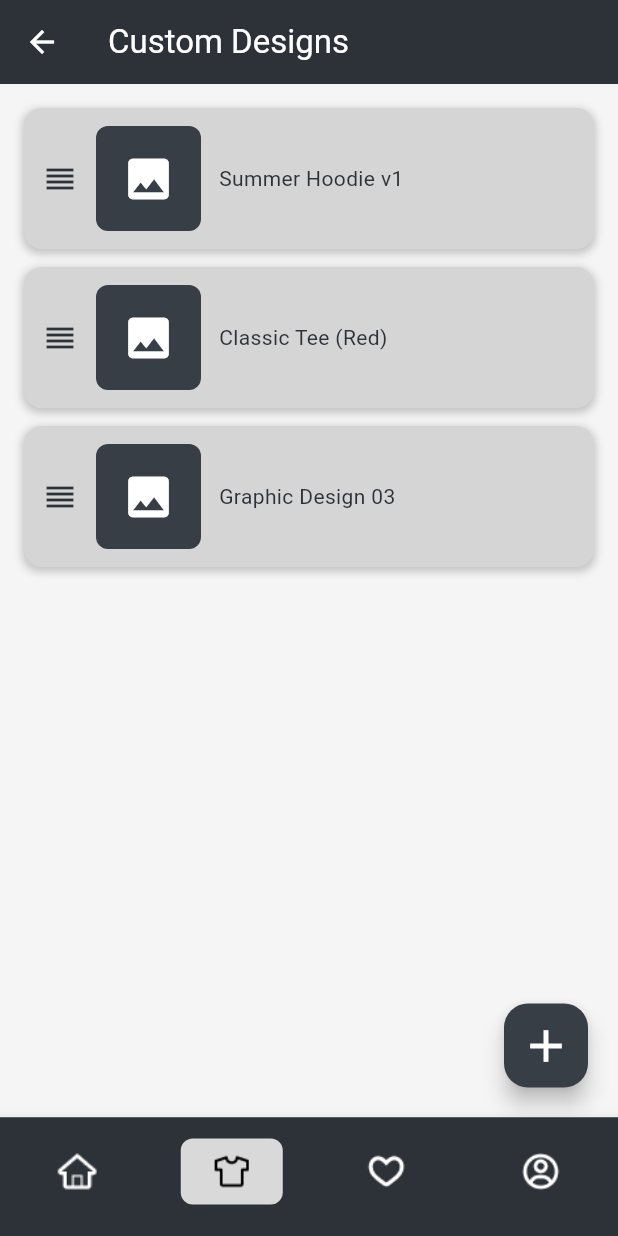
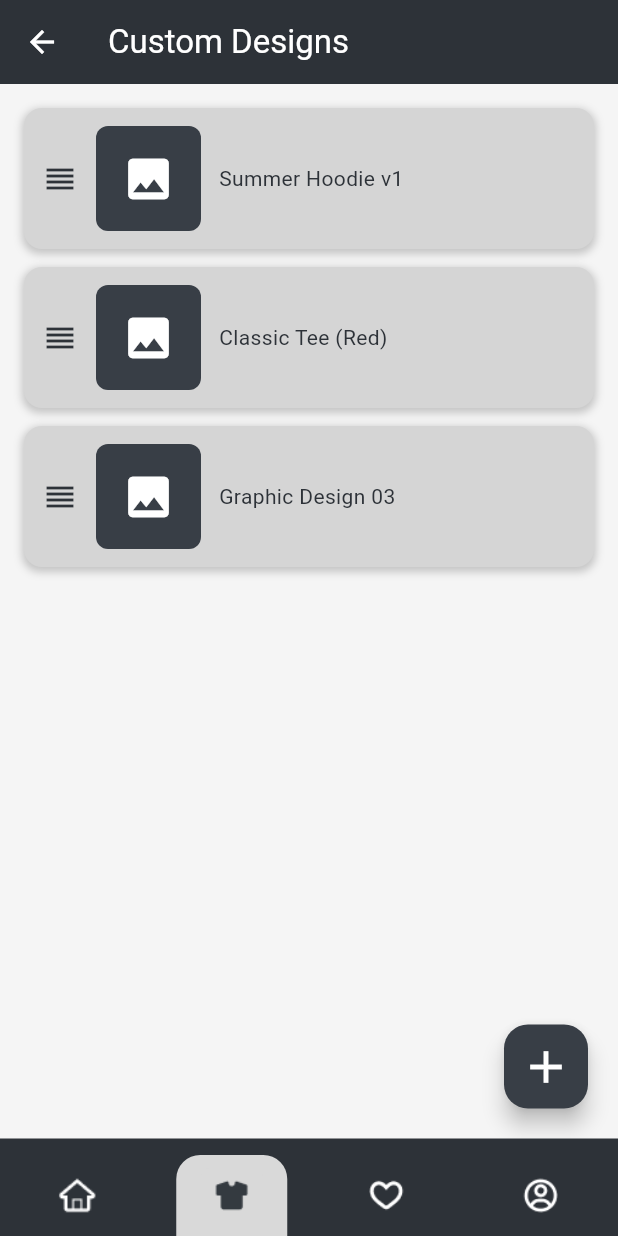
Before and after one commit to Labrador-WJR/Tonto_App_Final_Project_267, a Flutter app: the screen it shows after launch, item 2 of the bottom bar chosen, on a phone screen of 412 x 824 dp. Run offline on Flutter 3.47's test engine with Material 3 defaults, Android fonts, the phone set to English and light mode, and no system bars.

Commit message:
Bottom Navigation Bar
Update on Bottom Navigation Bar
April 30 - 3:00 AM

```diff
--- a/tonto_ecommerce/lib/main.dart
+++ b/tonto_ecommerce/lib/main.dart
@@ -80,51 +80,59 @@ class _MainScreenState extends State<MainScreen> {
       ),
 
       // Your Global Bottom Navigation Bar
+     // Replace your current bottomNavigationBar with this:
       bottomNavigationBar: Container(
+        height: 65, // Fixed height for the whole bar
         color: darkThemeColor,
-        child: BottomNavigationBar(
-          currentIndex: _currentIndex,
-          onTap: (index) {
-            setState(() {
-              _currentIndex = index;
-            });
-          },
-          type: BottomNavigationBarType.fixed,
-          backgroundColor: darkThemeColor,
-          selectedItemColor: Colors.black,
-          unselectedItemColor: Colors.white,
-          showSelectedLabels: false,
-          showUnselectedLabels: false,
-          items: [
-            _buildCustomNavItem('assets/icons/home.png', 0),
-            _buildCustomNavItem('assets/icons/custom.png', 1),
-            _buildCustomNavItem('assets/icons/favorite.png', 2),
-            _buildCustomNavItem('assets/icons/profile.png', 3),
+        child: Row(
+          mainAxisAlignment: MainAxisAlignment.spaceAround, // Spaces tabs evenly
+          crossAxisAlignment: CrossAxisAlignment.end, // CRITICAL: Forces tabs to touch the absolute bottom edge
+          children: [
+            _buildCustomNavItem('assets/icons/home.png', 'assets/icons/home_highlight.png', 0),
+            _buildCustomNavItem('assets/icons/custom.png', 'assets/icons/custom_highlight.png', 1),
+            _buildCustomNavItem('assets/icons/favorite.png', 'assets/icons/favorite_highlight.png', 2),
+            _buildCustomNavItem('assets/icons/profile.png', 'assets/icons/profile_highlight.png', 3),
           ],
         ),
       ),
     );
   }
 
-  // --- HELPER METHOD: Custom Bottom Nav Item ---
-  BottomNavigationBarItem _buildCustomNavItem(String imagePath, int index) {
+ // --- HELPER METHOD: Custom Bottom Nav Item ---
+  // Notice the return type is now 'Widget' instead of 'BottomNavigationBarItem'
+  Widget _buildCustomNavItem(String defaultPath, String highlightPath, int index) {
     bool isSelected = _currentIndex == index;
 
-    return BottomNavigationBarItem(
-      icon: Container(
-        padding: const EdgeInsets.symmetric(horizontal: 20, vertical: 8),
+    // GestureDetector makes our custom container clickable
+    return GestureDetector(
+      onTap: () {
+        setState(() {
+          _currentIndex = index;
+        });
+      },
+      child: Container(
+        // Controls the width and height of the grey tab
+        padding: const EdgeInsets.only(left: 24, right: 24, top: 14, bottom: 14),
         decoration: BoxDecoration(
           color: isSelected ? const Color(0xFFD9D9D9) : Colors.transparent,
-          borderRadius: BorderRadius.circular(8),
+          // Rounds only the top corners
+          borderRadius: isSelected
+              ? const BorderRadius.only(
+                  topLeft: Radius.circular(16),
+                  topRight: Radius.circular(16),
+                )
+              : BorderRadius.zero,
         ),
-        child: Image.asset(
-          imagePath,
-          width: 28,
-          height: 28,
-          color: isSelected ? Colors.black : Colors.white,
-        ),
+       child: Transform.scale(
+          scale: isSelected ? 1.6 : 1.0, // <-- Tweak this number (1.4, 1.6, etc.) if it needs to be slightly bigger/smaller
+          child: Image.asset(
+            isSelected ? highlightPath : defaultPath,
+            width: 26,
+            height: 26,
+            color: isSelected ? null : Colors.white,
+          ),
+       ),
       ),
-      label: '',
     );
   }
 }
@@ -144,8 +152,6 @@ class _HomePageState extends State<HomePage> {
   int _currentPage = 0;
   Timer? _timer;
 
-  // The paths to your specific cover images
-  // (Assuming they are PNGs, change to .jpg if your files are JPEGs)
   final List<String> _bannerImages = [
     'assets/images/cover_image1.png',
     'assets/images/cover_image2.png',
@@ -155,15 +161,22 @@ class _HomePageState extends State<HomePage> {
   @override
   void initState() {
     super.initState();
-    // Start an automatic timer that changes the slide every 3 seconds
+    _startAutoSlide(); // Start the timer when the page first loads
+  }
+
+  // --- NEW: A dedicated method to handle the timer ---
+  void _startAutoSlide() {
+    // 1. Cancel any existing timer so we don't accidentally run two at once
+    _timer?.cancel();
+
+    // 2. Start a fresh 3-second countdown
     _timer = Timer.periodic(const Duration(seconds: 3), (Timer timer) {
       if (_currentPage < _bannerImages.length - 1) {
         _currentPage++;
       } else {
-        _currentPage = 0; // Loop back to the first image
+        _currentPage = 0;
       }
 
-      // Tell the PageController to animate to the next slide
       if (_pageController.hasClients) {
         _pageController.animateToPage(
           _currentPage,
@@ -176,7 +189,6 @@ class _HomePageState extends State<HomePage> {
 
   @override
   void dispose() {
-    // Always cancel timers and dispose controllers when leaving the page to save memory
     _timer?.cancel();
     _pageController.dispose();
     super.dispose();
@@ -238,20 +250,21 @@ class _HomePageState extends State<HomePage> {
             SizedBox(
               height: 200,
               width: double.infinity,
-              // PageView allows the user to swipe left and right
               child: PageView.builder(
                 controller: _pageController,
+                // Triggers whenever the page changes (either manually or automatically)
                 onPageChanged: (int page) {
                   setState(() {
-                    _currentPage = page; // Updates the dot indicators below when swiped manually
+                    _currentPage = page;
                   });
+                  // CHANGED: Restart the timer every time they swipe, so it never interrupts them!
+                  _startAutoSlide();
                 },
                 itemCount: _bannerImages.length,
                 itemBuilder: (context, index) {
                   return Image.asset(
                     _bannerImages[index],
-                    fit: BoxFit.cover, // Ensures the image fully covers the box without stretching
-                    // Fallback just in case the image file isn't found
+                    fit: BoxFit.cover,
                     errorBuilder: (context, error, stackTrace) {
                       return Container(
                         color: const Color(0xFFD9D9D9),
@@ -269,12 +282,10 @@ class _HomePageState extends State<HomePage> {
             // --- 2. Dynamic Carousel Dot Indicators ---
             Row(
               mainAxisAlignment: MainAxisAlignment.center,
-              // Create exactly as many dots as there are images
               children: List.generate(_bannerImages.length, (index) {
                 return AnimatedContainer(
                   duration: const Duration(milliseconds: 300),
                   margin: const EdgeInsets.symmetric(horizontal: 4),
-                  // Make the active dot slightly wider for a nice UI effect
                   width: _currentPage == index ? 16 : 8,
                   height: 8,
                   decoration: BoxDecoration(
```
Also changed, not shown: tonto_ecommerce/assets/icons/home_highlight.png, 1 other file.
